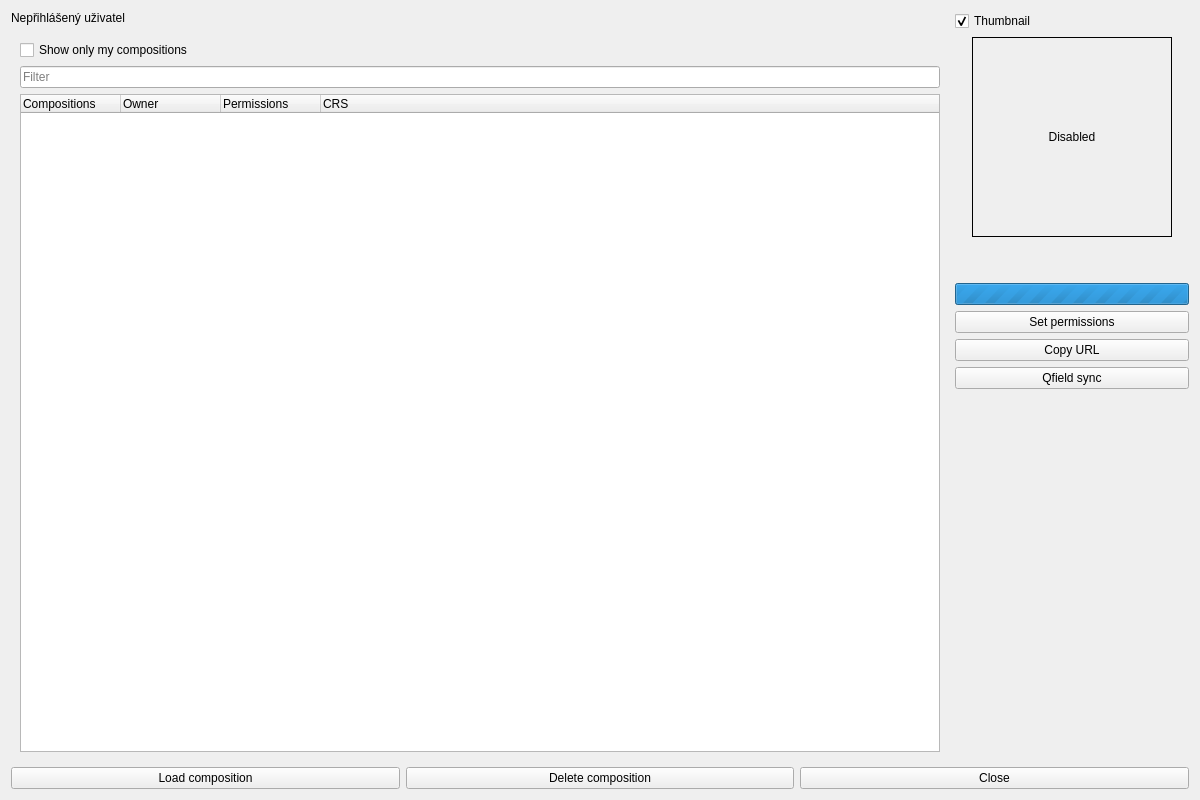
LESPROJEKT/qgis-layman-plugin, file dlg_addMap.ui: the form before one commit.
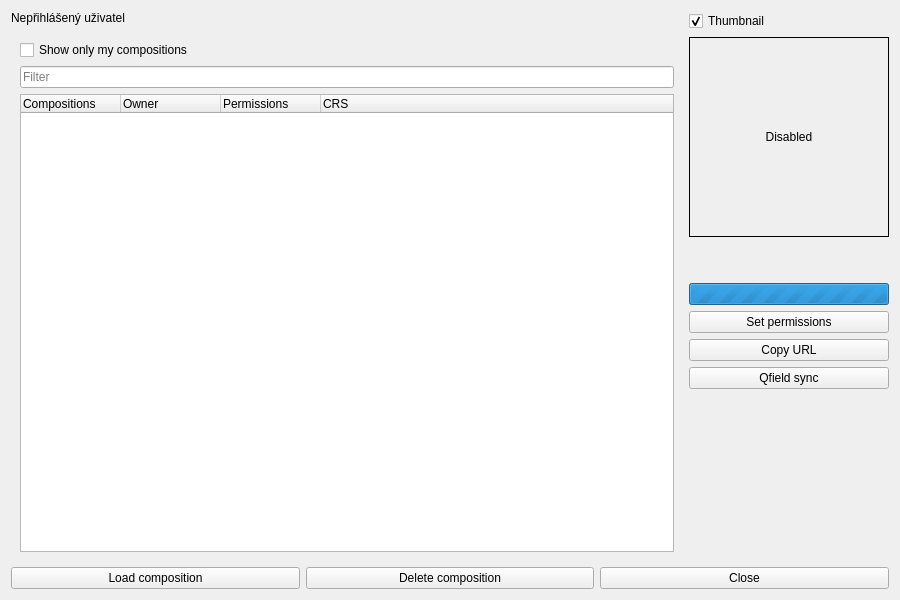
The form after the commit. Icons and pictures are not drawn. Custom widgets are drawn as their Qt base class.

Diff of the .ui file:
```diff
--- a/dlg_addMap.ui
+++ b/dlg_addMap.ui
@@ -9,8 +9,8 @@
    <rect>
     <x>0</x>
     <y>0</y>
-    <width>1200</width>
-    <height>800</height>
+    <width>900</width>
+    <height>600</height>
    </rect>
   </property>
   <property name="sizePolicy">
@@ -21,8 +21,8 @@
   </property>
   <property name="minimumSize">
    <size>
-    <width>900</width>
-    <height>600</height>
+    <width>500</width>
+    <height>350</height>
    </size>
   </property>
   <property name="maximumSize">
```
